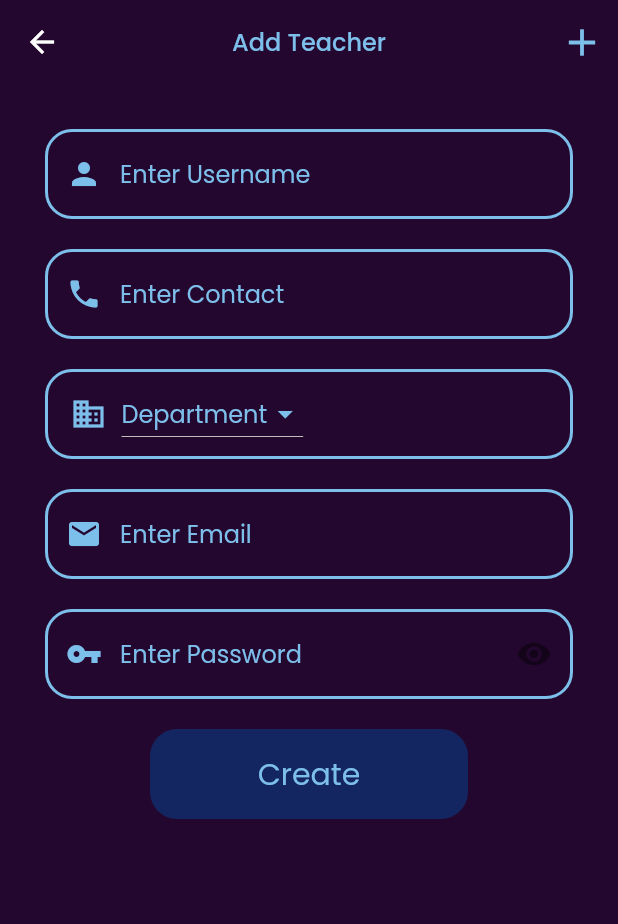
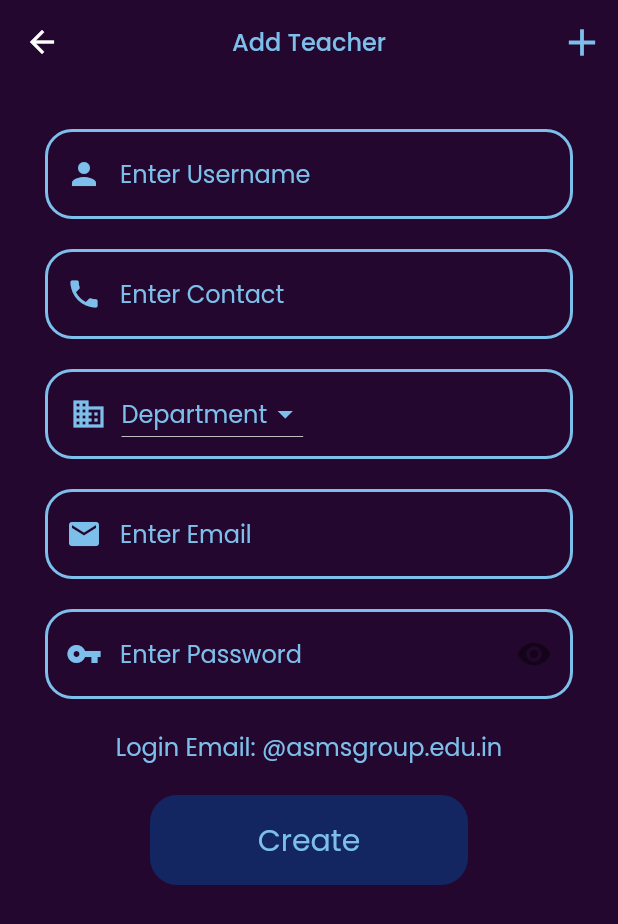
Before and after one commit to Mohit-Gajjar/Project-1, a Flutter app: the CreateTeacher screen opened directly, on a phone screen of 412 x 824 dp. Shown: the top 924 px of the screen. Run offline on Flutter 3.47's test engine with Material 2 defaults, Android fonts, the light colour scheme and no system bars; our stand-ins replace carousel_slider, cloud_firestore, firebase_auth, firebase_core, google_fonts, shared_preferences; accounts and stored records are empty.

Commit message:
Implimented Teacher University email login

```diff
--- a/lib/Create Users/CreateTeacher.dart
+++ b/lib/Create Users/CreateTeacher.dart
@@ -12,6 +12,7 @@ class CreateTeacher extends StatefulWidget {
 }
 
 class _CreateTeacherState extends State<CreateTeacher> {
+  String postfix = "@asmsgroup.edu.in";
   final formKey = GlobalKey<FormState>();
   TextEditingController usernameController = new TextEditingController();
   TextEditingController subjectController = new TextEditingController();
@@ -25,6 +26,7 @@ class _CreateTeacherState extends State<CreateTeacher> {
       Map<String, dynamic> createdTeacherInfo = {
         "name": usernameController.text,
         "email": emailController.text,
+        "LoginEmail": usernameController.text.replaceAll(" ", "").toLowerCase() + postfix,
         "contact": contactController.text,
         "assigned_subject": subjectController.text,
         "assigned_semester": "HardCoded Value = sem5",
@@ -33,7 +35,7 @@ class _CreateTeacherState extends State<CreateTeacher> {
       };
       AuthMethod()
           .createTeacherWithEmailPassword(
-              emailController.text, passwordController.text)
+              usernameController.text.replaceAll(" ", "").toLowerCase() + postfix, passwordController.text)
           .then((value) {
         DatabaseMethods().createTeacherData(createdTeacherInfo);
         ScaffoldMessenger.of(context).showSnackBar(snackBar);
@@ -143,6 +145,14 @@ class _CreateTeacherState extends State<CreateTeacher> {
                   SizedBox(
                     height: 20,
                   ),
+                  text(
+                      "Login Email: " +
+                          usernameController.text.replaceAll(" ", "").toLowerCase() +
+                          postfix,
+                      16),
+                  SizedBox(
+                    height: 20,
+                  ),
                   GestureDetector(
                       onTap: () {
                         if (usernameController.text.isNotEmpty &&
--- a/lib/Database/DatabaseMethods.dart
+++ b/lib/Database/DatabaseMethods.dart
@@ -64,7 +64,7 @@ class DatabaseMethods {
   getTeacherBy(String email) async {
     return await FirebaseFirestore.instance
         .collection("teacher_users")
-        .where("email", isEqualTo: email)
+        .where("LoginEmail", isEqualTo: email)
         .get();
   }
 
--- a/lib/Management/Profiles/TeacherProfile.dart
+++ b/lib/Management/Profiles/TeacherProfile.dart
@@ -25,6 +25,7 @@ class _TeacherProfileState extends State<TeacherProfile> {
                   snapshot.data!.docs[0]["email"],
                   snapshot.data!.docs[0]["name"],
                   snapshot.data!.docs[0]["role"],
+                   snapshot.data!.docs[0]["LoginEmail"]
                 )
               : Center(
                   child: CircularProgressIndicator(),
@@ -71,6 +72,7 @@ class TeacherInfo extends StatelessWidget {
     this.email,
     this.name,
     this.role,
+    this.loginEmail
   );
 
   final String department;
@@ -80,6 +82,7 @@ class TeacherInfo extends StatelessWidget {
   final String email;
   final String name;
   final String role;
+  final String loginEmail;
 
   @override
   Widget build(BuildContext context) {
```
